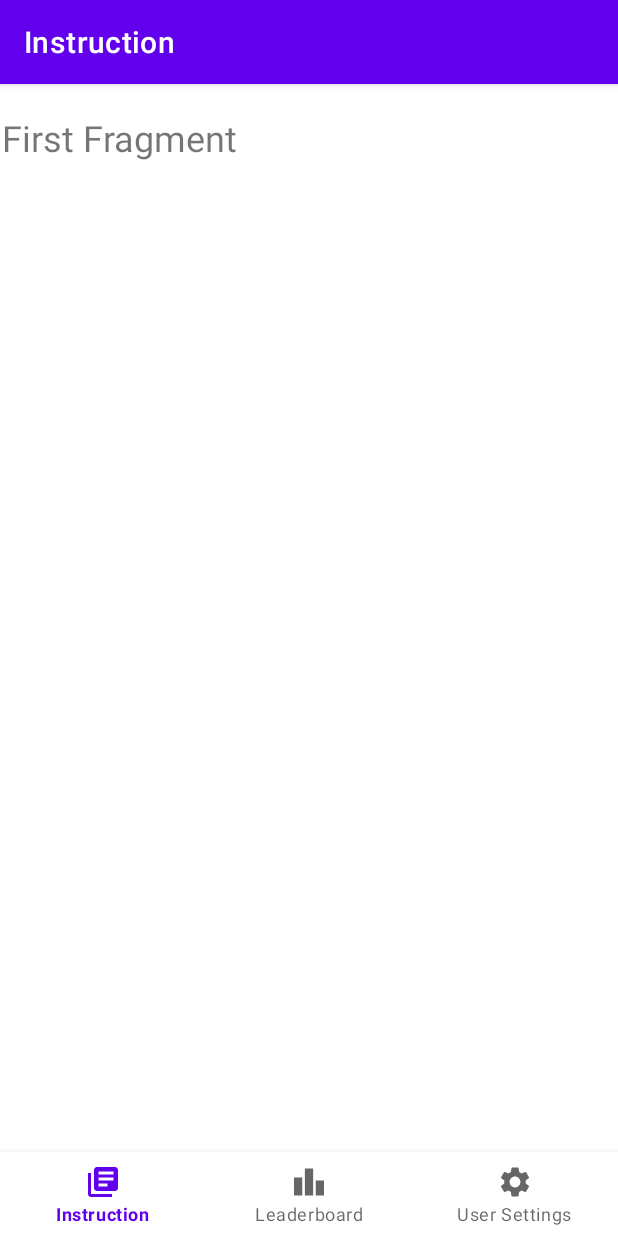
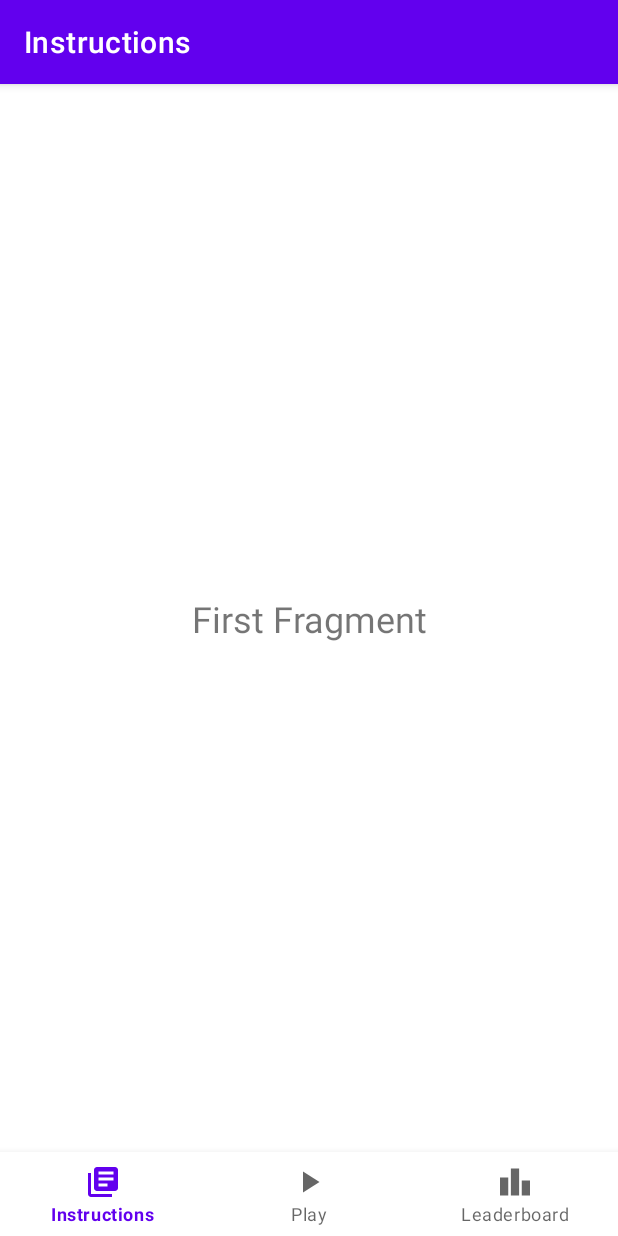
Before and after one commit to christianYdoow/AhasAtAngHagdanan, an Android app: the FirstFragment screen opened directly, with no data from a screen before it, on a phone screen of 412 x 824 dp. Run offline under Robolectric (Android 15) with nearby library versions, the phone set to English and light mode, and no system bars; our stand-ins replace navigation-ui; libraries missing offline, so code that uses them is left out: ph.stacktrek.novare; 2 statements that could not run were skipped.

Commit message:
fragments

```diff
--- /dev/null
+++ b/app/src/main/res/drawable/play.xml
@@ -0,0 +1,5 @@
+<vector android:height="24dp" android:tint="#ff0000"
+    android:viewportHeight="24" android:viewportWidth="24"
+    android:width="24dp" xmlns:android="http://schemas.android.com/apk/res/android">
+    <path android:fillColor="@android:color/white" android:pathData="M8,5v14l11,-7z"/>
+</vector>
--- a/app/src/main/res/layout/fragment_first.xml
+++ b/app/src/main/res/layout/fragment_first.xml
@@ -1,5 +1,6 @@
 <?xml version="1.0" encoding="utf-8"?>
 <androidx.constraintlayout.widget.ConstraintLayout xmlns:android="http://schemas.android.com/apk/res/android"
+    xmlns:app="http://schemas.android.com/apk/res-auto"
     xmlns:tools="http://schemas.android.com/tools"
     android:layout_width="match_parent"
     android:layout_height="match_parent"
@@ -14,7 +15,9 @@
         android:layout_height="wrap_content"
         android:text="First Fragment"
         android:textSize="24sp"
-        tools:layout_editor_absoluteX="128dp"
-        tools:layout_editor_absoluteY="349dp" />
+        app:layout_constraintBottom_toBottomOf="parent"
+        app:layout_constraintEnd_toEndOf="parent"
+        app:layout_constraintStart_toStartOf="parent"
+        app:layout_constraintTop_toTopOf="parent" />
 
 </androidx.constraintlayout.widget.ConstraintLayout>
--- a/app/src/main/res/menu/bottom_menu.xml
+++ b/app/src/main/res/menu/bottom_menu.xml
@@ -3,13 +3,13 @@
     <item
         android:id="@+id/firstFragment"
         android:icon="@drawable/instruction"
-        android:title="Instruction" />
+        android:title="Instructions" />
     <item
         android:id="@+id/secondFragment"
+        android:icon="@drawable/play"
+        android:title="Play" />
+    <item
+        android:id="@+id/thirdFragment"
         android:icon="@drawable/leaderboard"
         android:title="Leaderboard" />
-    <item
-        android:id="@+id/thirdFragment"
-        android:icon="@drawable/user_settings"
-        android:title="User Settings" />
 </menu>
--- a/app/src/main/res/navigation/my_nav.xml
+++ b/app/src/main/res/navigation/my_nav.xml
@@ -8,16 +8,16 @@
     <fragment
         android:id="@+id/firstFragment"
         android:name="ph.stacktrek.novare.SnakeAndLadder.ramirez.chris.FirstFragment"
-        android:label="Instruction"
+        android:label="Instructions"
         tools:layout="@layout/fragment_first" />
     <fragment
         android:id="@+id/secondFragment"
         android:name="ph.stacktrek.novare.SnakeAndLadder.ramirez.chris.SecondFragment"
-        android:label="Leaderboard"
+        android:label="Play"
         tools:layout="@layout/fragment_second" />
     <fragment
         android:id="@+id/thirdFragment"
         android:name="ph.stacktrek.novare.SnakeAndLadder.ramirez.chris.ThirdFragment"
-        android:label="User Settings"
+        android:label="Leaderboard"
         tools:layout="@layout/fragment_third" />
 </navigation>
```
